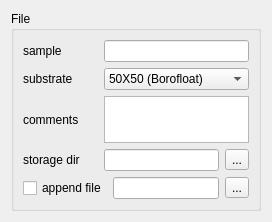
baukekooger/XY_Measurement, file gui_design/file.ui: the form before one commit.
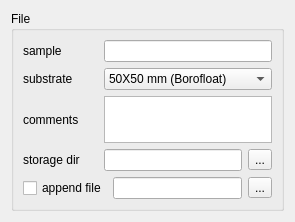
The form after the commit.

The edit to the form file:
```diff
--- a/gui_design/file.ui
+++ b/gui_design/file.ui
@@ -6,7 +6,7 @@
    <rect>
     <x>0</x>
     <y>0</y>
-    <width>249</width>
+    <width>268</width>
     <height>218</height>
    </rect>
   </property>
@@ -134,17 +134,17 @@
           </property>
           <item>
            <property name="text">
-            <string>50X50 (Borofloat) </string>
+            <string>50X50 mm (Borofloat)</string>
            </property>
           </item>
           <item>
            <property name="text">
-            <string>44X44 (Quartz) </string>
+            <string>44X44 mm (Quartz)</string>
            </property>
           </item>
           <item>
            <property name="text">
-            <string>22X22 (Quartz small) </string>
+            <string>22X22 mm (Quartz small)</string>
            </property>
           </item>
          </widget>
```
